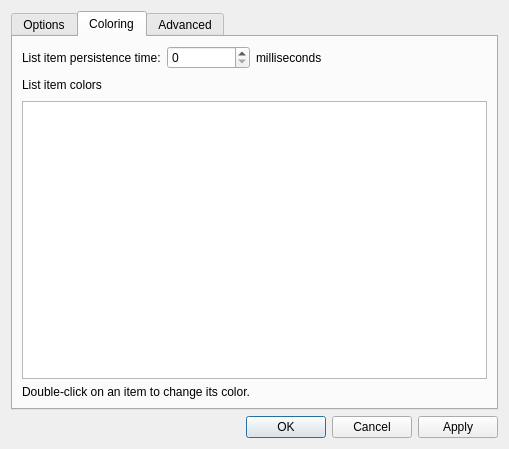
Old version of the form TaskExplorer/Forms/SettingsWindow.ui in the repository DavidXanatos/TaskExplorer.
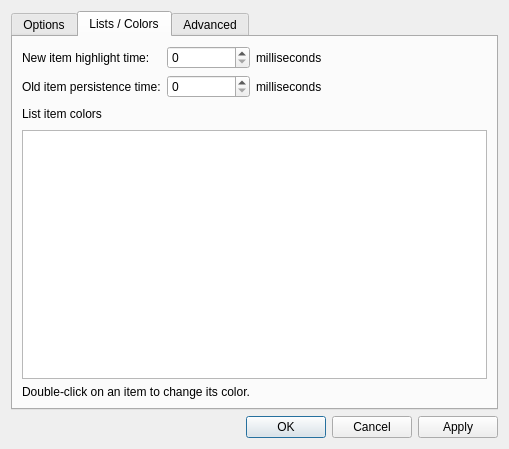
New version of the form. The open tabs and pages were chosen to show the change.

```diff
--- a/TaskExplorer/Forms/SettingsWindow.ui
+++ b/TaskExplorer/Forms/SettingsWindow.ui
@@ -7,7 +7,7 @@
     <x>0</x>
     <y>0</y>
     <width>509</width>
-    <height>418</height>
+    <height>419</height>
    </rect>
   </property>
   <property name="sizePolicy">
@@ -45,7 +45,7 @@
         <enum>QTabWidget::North</enum>
        </property>
        <property name="currentIndex">
-        <number>0</number>
+        <number>1</number>
        </property>
        <widget class="QWidget" name="tab">
         <attribute name="title">
@@ -257,36 +257,36 @@
        </widget>
        <widget class="QWidget" name="tab_2">
         <attribute name="title">
-         <string>Coloring</string>
+         <string>Lists / Colors</string>
         </attribute>
         <layout class="QGridLayout" name="gridLayout_2">
          <item row="0" column="0">
           <layout class="QGridLayout" name="gridLayout">
            <item row="1" column="0">
-            <widget class="QLabel" name="label_2">
+            <widget class="QLabel" name="label">
              <property name="text">
-              <string>List item colors</string>
+              <string>Old item persistence time:</string>
              </property>
             </widget>
            </item>
-           <item row="3" column="0" colspan="2">
+           <item row="4" column="0" colspan="2">
             <widget class="QLabel" name="label_3">
              <property name="text">
               <string>Double-click on an item to change its color.</string>
              </property>
             </widget>
            </item>
-           <item row="2" column="0" colspan="3">
+           <item row="2" column="0">
+            <widget class="QLabel" name="label_2">
+             <property name="text">
+              <string>List item colors</string>
+             </property>
+            </widget>
+           </item>
+           <item row="3" column="0" colspan="3">
             <widget class="QListWidget" name="colorList"/>
            </item>
-           <item row="0" column="0">
-            <widget class="QLabel" name="label">
-             <property name="text">
-              <string>List item persistence time:</string>
-             </property>
-            </widget>
-           </item>
-           <item row="1" column="2">
+           <item row="2" column="2">
             <spacer name="horizontalSpacer_4">
              <property name="orientation">
               <enum>Qt::Horizontal</enum>
@@ -299,7 +299,7 @@
              </property>
             </spacer>
            </item>
-           <item row="0" column="1">
+           <item row="1" column="1">
             <widget class="QSpinBox" name="persistenceTime">
              <property name="maximum">
               <number>60000</number>
@@ -309,13 +309,37 @@
              </property>
             </widget>
            </item>
-           <item row="0" column="2">
+           <item row="0" column="1">
+            <widget class="QSpinBox" name="highlightTime">
+             <property name="maximum">
+              <number>60000</number>
+             </property>
+             <property name="singleStep">
+              <number>500</number>
+             </property>
+            </widget>
+           </item>
+           <item row="0" column="0">
+            <widget class="QLabel" name="label_19">
+             <property name="text">
+              <string>New item highlight time:</string>
+             </property>
+            </widget>
+           </item>
+           <item row="1" column="2">
             <widget class="QLabel" name="label_13">
              <property name="text">
               <string>milliseconds</string>
              </property>
             </widget>
            </item>
+           <item row="0" column="2">
+            <widget class="QLabel" name="label_20">
+             <property name="text">
+              <string>milliseconds</string>
+             </property>
+            </widget>
+           </item>
           </layout>
          </item>
         </layout>
```
